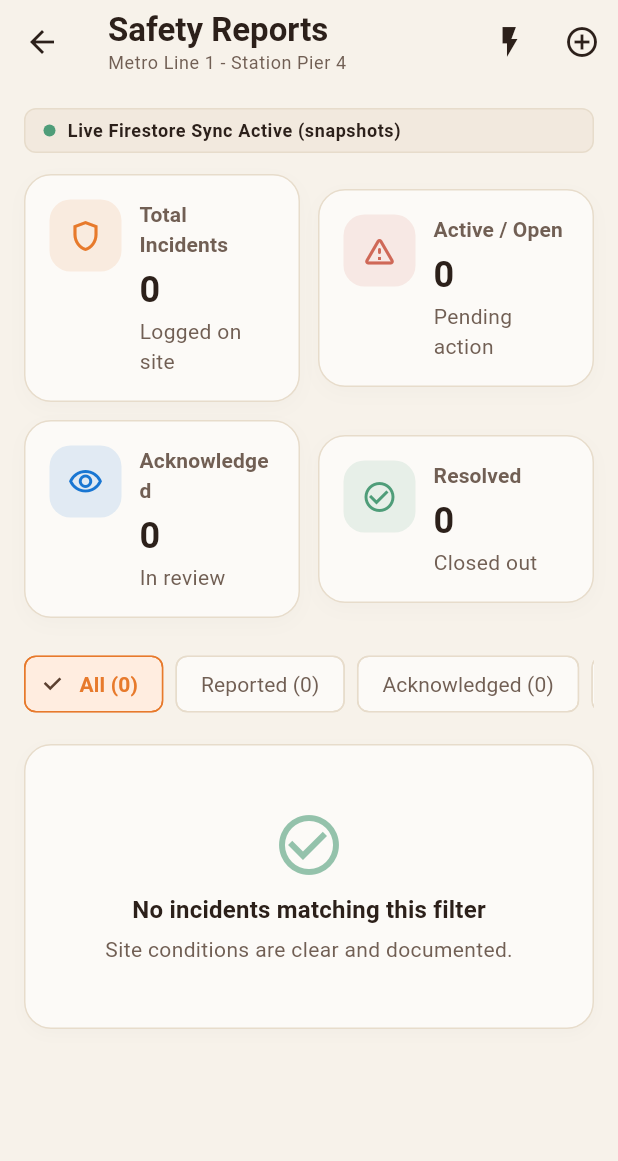
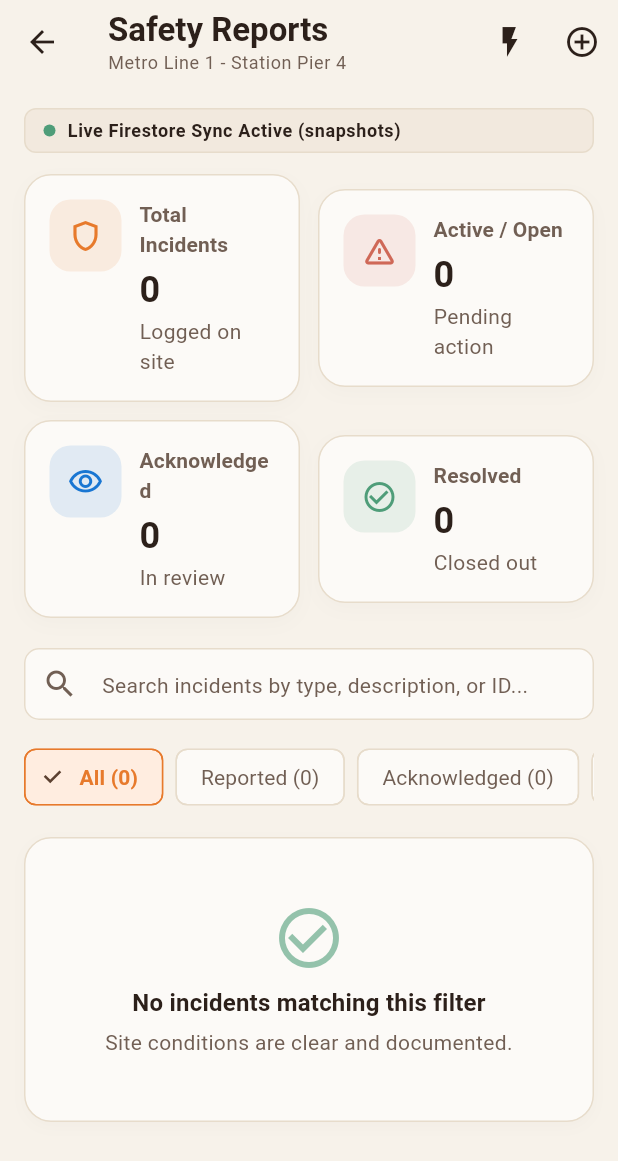
Before and after one commit to kalviumcommunity/Brixel, a Flutter app: the SafetyIncidentListScreen screen opened by its route, on a phone screen of 412 x 824 dp. Shown: the top 1161 px of the screen. Run offline on Flutter 3.47's test engine with Material 3 defaults, Android fonts, the phone set to English and light mode, and no system bars; our stand-ins replace cloud_firestore, firebase_auth, firebase_core, firebase_storage, image_picker; accounts and stored records are empty.

Commit message:
feat(safety): implement live search and multi-field filtering over streamed incidents

```diff
--- a/lib/features/safety/screens/safety_incident_list_screen.dart
+++ b/lib/features/safety/screens/safety_incident_list_screen.dart
@@ -45,6 +45,8 @@ class _SafetyIncidentListScreenState extends State<SafetyIncidentListScreen> {
   List<IncidentModel> _cachedIncidents = [];
   IncidentFilter _activeFilter = IncidentFilter.all;
   final Set<String> _updatingIds = {};
+  final TextEditingController _searchController = TextEditingController();
+  String _searchQuery = '';
 
   static SafetyIncidentWriteRepository _resolveDefaultWriteRepository() {
     try {
@@ -158,6 +160,7 @@ class _SafetyIncidentListScreenState extends State<SafetyIncidentListScreen> {
 
   @override
   void dispose() {
+    _searchController.dispose();
     _liveSubscription?.cancel();
     if (widget.incidentStream == null) {
       _streamController.close();
@@ -381,18 +384,26 @@ class _SafetyIncidentListScreenState extends State<SafetyIncidentListScreen> {
 
   List<IncidentModel> _filterList(
     List<IncidentModel> list,
-    IncidentFilter filter,
-  ) {
-    switch (filter) {
-      case IncidentFilter.all:
-        return list;
-      case IncidentFilter.reported:
-        return list.where((i) => i.status == 'reported').toList();
-      case IncidentFilter.acknowledged:
-        return list.where((i) => i.status == 'acknowledged').toList();
-      case IncidentFilter.resolved:
-        return list.where((i) => i.status == 'resolved').toList();
-    }
+    IncidentFilter filter, [
+    String query = '',
+  ]) {
+    final q = query.trim().toLowerCase();
+    return list.where((incident) {
+      final matchesFilter = switch (filter) {
+        IncidentFilter.all => true,
+        IncidentFilter.reported => incident.status == 'reported',
+        IncidentFilter.acknowledged => incident.status == 'acknowledged',
+        IncidentFilter.resolved => incident.status == 'resolved',
+      };
+      if (!matchesFilter) return false;
+
+      if (q.isEmpty) return true;
+
+      return incident.description.toLowerCase().contains(q) ||
+          incident.incidentType.toLowerCase().contains(q) ||
+          incident.id.toLowerCase().contains(q) ||
+          incident.severity.toLowerCase().contains(q);
+    }).toList();
   }
 
   @override
@@ -496,7 +507,7 @@ class _SafetyIncidentListScreenState extends State<SafetyIncidentListScreen> {
                 .where((i) => i.status == 'resolved')
                 .length;
 
-            final filtered = _filterList(incidents, _activeFilter);
+            final filtered = _filterList(incidents, _activeFilter, _searchQuery);
 
             return ListView(
               padding: const EdgeInsets.all(16),
@@ -585,6 +596,53 @@ class _SafetyIncidentListScreenState extends State<SafetyIncidentListScreen> {
                 ),
                 const SizedBox(height: 20),
 
+                // Task 1, 2, 3 & 4: Real-time Live Search Input Field
+                TextField(
+                  key: const Key('incidentSearchField'),
+                  controller: _searchController,
+                  onChanged: (value) {
+                    setState(() {
+                      _searchQuery = value;
+                    });
+                  },
+                  decoration: InputDecoration(
+                    hintText: 'Search incidents by type, description, or ID...',
+                    hintStyle: textTheme.bodyMedium?.copyWith(
+                      color: BrixelColors.secondaryText,
+                    ),
+                    prefixIcon: const Icon(Icons.search, color: BrixelColors.secondaryText),
+                    suffixIcon: _searchQuery.isNotEmpty
+                        ? IconButton(
+                            key: const Key('clearSearchButton'),
+                            icon: const Icon(Icons.clear, color: BrixelColors.secondaryText),
+                            tooltip: 'Clear search',
+                            onPressed: () {
+                              _searchController.clear();
+                              setState(() {
+                                _searchQuery = '';
+                              });
+                            },
+                          )
+                        : null,
+                    filled: true,
+                    fillColor: BrixelColors.surface,
+                    contentPadding: const EdgeInsets.symmetric(horizontal: 16, vertical: 12),
+                    border: OutlineInputBorder(
+                      borderRadius: BorderRadius.circular(10),
+                      borderSide: const BorderSide(color: BrixelColors.border),
+                    ),
+                    enabledBorder: OutlineInputBorder(
+                      borderRadius: BorderRadius.circular(10),
+                      borderSide: const BorderSide(color: BrixelColors.border),
+                    ),
+                    focusedBorder: OutlineInputBorder(
+                      borderRadius: BorderRadius.circular(10),
+                      borderSide: const BorderSide(color: BrixelColors.primary, width: 2),
+                    ),
+                  ),
+                ),
+                const SizedBox(height: 14),
+
                 // Real-time Filter Chips
                 SingleChildScrollView(
                   scrollDirection: Axis.horizontal,
@@ -615,27 +673,49 @@ class _SafetyIncidentListScreenState extends State<SafetyIncidentListScreen> {
                 if (filtered.isEmpty)
                   BrixelSectionCard(
                     child: Padding(
-                      padding: const EdgeInsets.symmetric(vertical: 24),
+                      padding: const EdgeInsets.symmetric(vertical: 24, horizontal: 16),
                       child: Center(
                         child: Column(
                           children: [
                             Icon(
-                              Icons.check_circle_outline,
+                              _searchQuery.isNotEmpty
+                                  ? Icons.search_off_outlined
+                                  : Icons.check_circle_outline,
                               size: 48,
-                              color: BrixelColors.success.withValues(
-                                alpha: 0.6,
-                              ),
+                              color: _searchQuery.isNotEmpty
+                                  ? BrixelColors.secondaryText.withValues(alpha: 0.6)
+                                  : BrixelColors.success.withValues(alpha: 0.6),
                             ),
                             const SizedBox(height: 8),
                             Text(
-                              'No incidents matching this filter',
+                              _searchQuery.isNotEmpty
+                                  ? 'No matching incidents found'
+                                  : 'No incidents matching this filter',
                               style: textTheme.titleMedium,
+                              textAlign: TextAlign.center,
                             ),
                             const SizedBox(height: 4),
                             Text(
-                              'Site conditions are clear and documented.',
+                              _searchQuery.isNotEmpty
+                                  ? 'No records match "$_searchQuery". Try checking your spelling or selecting another filter.'
+                                  : 'Site conditions are clear and documented.',
                               style: textTheme.bodyMedium,
+                              textAlign: TextAlign.center,
                             ),
+                            if (_searchQuery.isNotEmpty) ...[
+                              const SizedBox(height: 12),
+                              OutlinedButton.icon(
+                                key: const Key('emptyStateClearButton'),
+                                icon: const Icon(Icons.clear, size: 16),
+                                label: const Text('Clear Search'),
+                                onPressed: () {
+                                  _searchController.clear();
+                                  setState(() {
+                                    _searchQuery = '';
+                                  });
+                                },
+                              ),
+                            ],
                           ],
                         ),
                       ),
```
Also changed, not shown: 1 other file.
